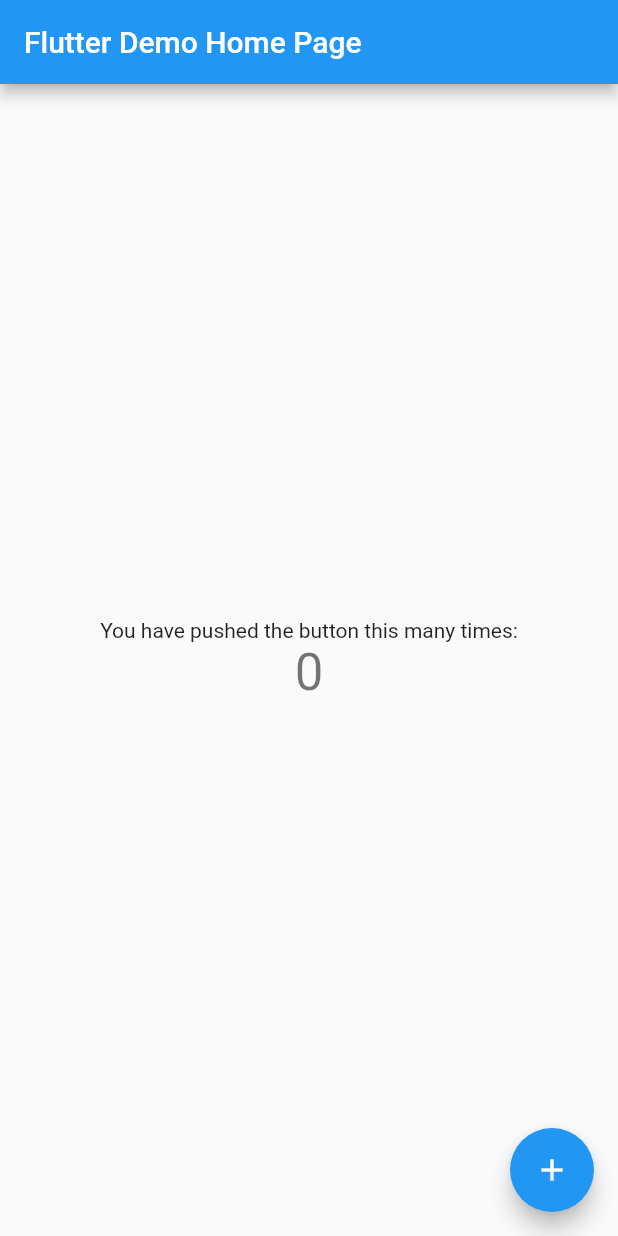
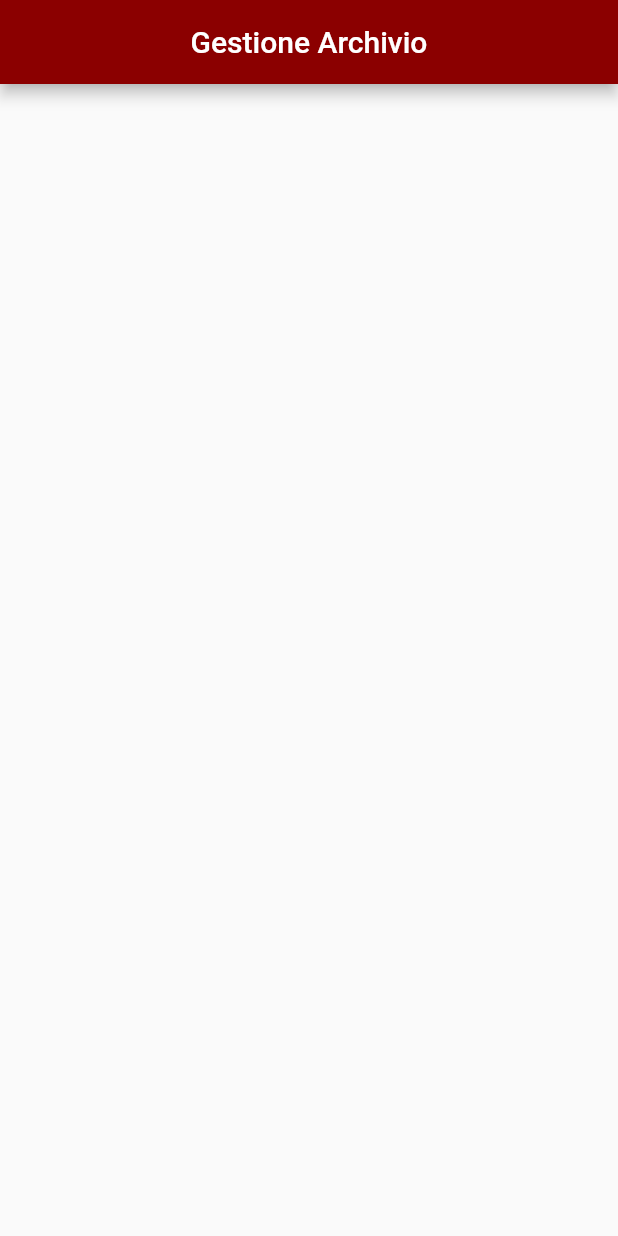
Before and after one commit to SinergiaDeveloper1/progetto_aspdm_luca_cinti, a Flutter app: the screen it shows after launch, on a phone screen of 412 x 824 dp. Run offline on Flutter 3.47's test engine with Material 2 defaults, Android fonts, the phone set to English and light mode, and no system bars.

Commit message:
Inizio applicazione

```diff
--- a/lib/main.dart
+++ b/lib/main.dart
@@ -1,117 +1,20 @@
 import 'package:flutter/material.dart';
 
 void main() {
-  runApp(MyApp());
+  runApp(App());
 }
 
-class MyApp extends StatelessWidget {
-  // This widget is the root of your application.
+class App extends StatelessWidget {
   @override
   Widget build(BuildContext context) {
     return MaterialApp(
-      title: 'Flutter Demo',
-      theme: ThemeData(
-        // This is the theme of your application.
-        //
-        // Try running your application with "flutter run". You'll see the
-        // application has a blue toolbar. Then, without quitting the app, try
-        // changing the primarySwatch below to Colors.green and then invoke
-        // "hot reload" (press "r" in the console where you ran "flutter run",
-        // or simply save your changes to "hot reload" in a Flutter IDE).
-        // Notice that the counter didn't reset back to zero; the application
-        // is not restarted.
-        primarySwatch: Colors.blue,
-        // This makes the visual density adapt to the platform that you run
-        // the app on. For desktop platforms, the controls will be smaller and
-        // closer together (more dense) than on mobile platforms.
-        visualDensity: VisualDensity.adaptivePlatformDensity,
-      ),
-      home: MyHomePage(title: 'Flutter Demo Home Page'),
-    );
+      title: 'Gestione Archivio',
+      home: Scaffold(
+        appBar: AppBar(
+          title: Text('Gestione Archivio'),
+          centerTitle: true,
+          backgroundColor: Color.fromARGB(255, 139, 0, 0),
+        ),
+      ));
   }
 }
-
-class MyHomePage extends StatefulWidget {
-  MyHomePage({Key key, this.title}) : super(key: key);
-
-  // This widget is the home page of your application. It is stateful, meaning
-  // that it has a State object (defined below) that contains fields that affect
-  // how it looks.
-
-  // This class is the configuration for the state. It holds the values (in this
-  // case the title) provided by the parent (in this case the App widget) and
-  // used by the build method of the State. Fields in a Widget subclass are
-  // always marked "final".
-
-  final String title;
-
-  @override
-  _MyHomePageState createState() => _MyHomePageState();
-}
-
-class _MyHomePageState extends State<MyHomePage> {
-  int _counter = 0;
-
-  void _incrementCounter() {
-    setState(() {
-      // This call to setState tells the Flutter framework that something has
-      // changed in this State, which causes it to rerun the build method below
-      // so that the display can reflect the updated values. If we changed
-      // _counter without calling setState(), then the build method would not be
-      // called again, and so nothing would appear to happen.
-      _counter++;
-    });
-  }
-
-  @override
-  Widget build(BuildContext context) {
-    // This method is rerun every time setState is called, for instance as done
-    // by the _incrementCounter method above.
-    //
-    // The Flutter framework has been optimized to make rerunning build methods
-    // fast, so that you can just rebuild anything that needs updating rather
-    // than having to individually change instances of widgets.
-    return Scaffold(
-      appBar: AppBar(
-        // Here we take the value from the MyHomePage object that was created by
-        // the App.build method, and use it to set our appbar title.
-        title: Text(widget.title),
-      ),
-      body: Center(
-        // Center is a layout widget. It takes a single child and positions it
-        // in the middle of the parent.
-        child: Column(
-          // Column is also a layout widget. It takes a list of children and
-          // arranges them vertically. By default, it sizes itself to fit its
-          // children horizontally, and tries to be as tall as its parent.
-          //
-          // Invoke "debug painting" (press "p" in the console, choose the
-          // "Toggle Debug Paint" action from the Flutter Inspector in Android
-          // Studio, or the "Toggle Debug Paint" command in Visual Studio Code)
-          // to see the wireframe for each widget.
-          //
-          // Column has various properties to control how it sizes itself and
-          // how it positions its children. Here we use mainAxisAlignment to
-          // center the children vertically; the main axis here is the vertical
-          // axis because Columns are vertical (the cross axis would be
-          // horizontal).
-          mainAxisAlignment: MainAxisAlignment.center,
-          children: <Widget>[
-            Text(
-              'You have pushed the button this many times:',
-            ),
-            Text(
-              '$_counter',
-              style: Theme.of(context).textTheme.headline4,
-            ),
-          ],
-        ),
-      ),
-      floatingActionButton: FloatingActionButton(
-        onPressed: _incrementCounter,
-        tooltip: 'Increment',
-        child: Icon(Icons.add),
-      ), // This trailing comma makes auto-formatting nicer for build methods.
-    );
-  }
-}
```
Also changed, not shown: 1 other file.
